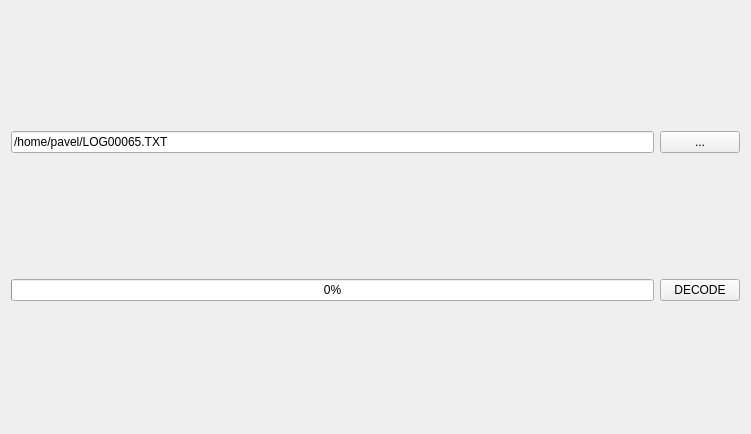
Old version of the form bbreaderform.ui in the repository uavos/apx_bbreader.
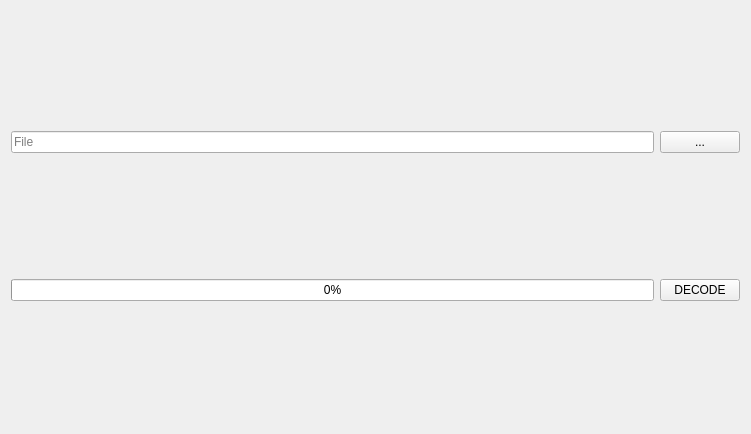
New version of the form.

Commit message: Backport EscReader from old GCU

```diff
--- a/bbreaderform.ui
+++ b/bbreaderform.ui
@@ -17,7 +17,10 @@
    <item row="0" column="0">
     <widget class="QLineEdit" name="lineEditFilePath">
      <property name="text">
-      <string>/home/pavel/LOG00065.TXT</string>
+      <string/>
+     </property>
+     <property name="placeholderText">
+      <string>File</string>
      </property>
     </widget>
    </item>
```
The commit also changes 2 other files.
